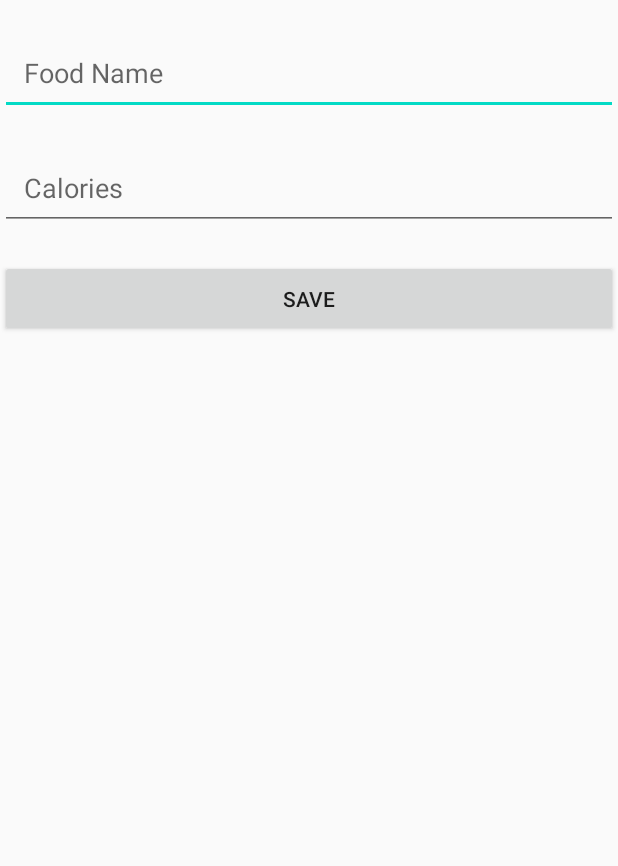
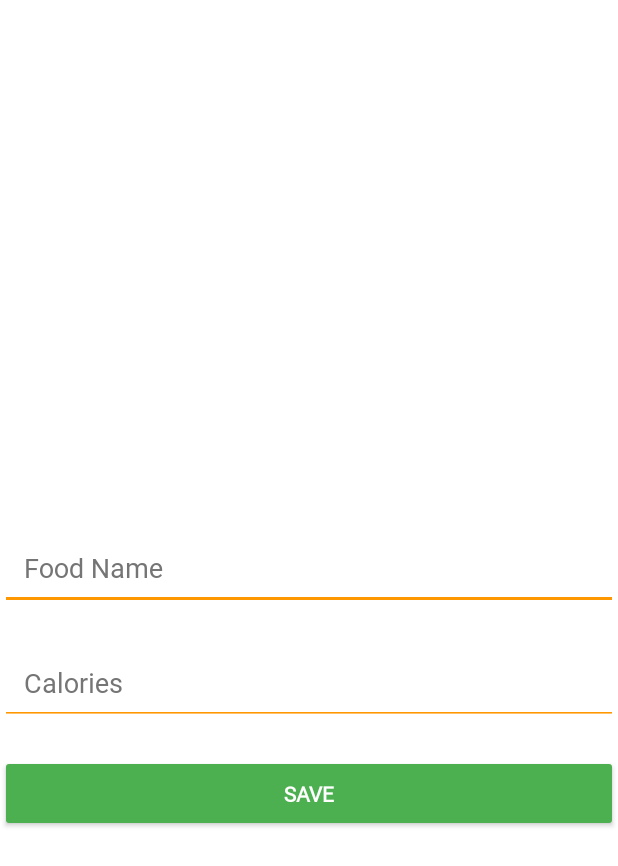
Before and after one commit to RLowry2/Calorie-Counter, an Android app: the AddEntryActivity screen opened directly, with no data from a screen before it, on a phone screen of 412 x 824 dp. Shown: the top 866 px of the screen. Run offline under Robolectric (Android 15) with nearby library versions, the phone set to English and light mode, and no system bars.

Commit message:
Added Roboto font files and updated themes for improved UI

```diff
--- a/app/src/main/res/layout/activity_add_entry.xml
+++ b/app/src/main/res/layout/activity_add_entry.xml
@@ -4,6 +4,7 @@
     xmlns:tools="http://schemas.android.com/tools"
     android:layout_width="match_parent"
     android:layout_height="match_parent"
+    android:background="#FFFFFF"
     tools:context=".AddEntryActivity">
 
     <!-- Food Name EditText -->
@@ -12,10 +13,13 @@
         android:layout_width="0dp"
         android:layout_height="wrap_content"
         android:hint="Food Name"
+        android:backgroundTint="#FF9800"
+        android:textColor="#000000"
+        android:textColorHint="#757575"
         app:layout_constraintTop_toTopOf="parent"
         app:layout_constraintStart_toStartOf="parent"
         app:layout_constraintEnd_toEndOf="parent"
-        android:layout_marginTop="20dp"
+        android:layout_marginTop="350dp"
         android:padding="16dp" />
 
     <!-- Food Calories EditText -->
@@ -24,6 +28,9 @@
         android:layout_width="0dp"
         android:layout_height="wrap_content"
         android:hint="Calories"
+        android:backgroundTint="#FF9800"
+        android:textColor="#000000"
+        android:textColorHint="#757575"
         android:inputType="number"
         app:layout_constraintTop_toBottomOf="@+id/foodNameEditText"
         app:layout_constraintStart_toStartOf="parent"
@@ -37,6 +44,8 @@
         android:layout_width="0dp"
         android:layout_height="wrap_content"
         android:text="Save"
+        android:backgroundTint="#4CAF50"
+        android:textColor="#FFFFFF"
         app:layout_constraintTop_toBottomOf="@+id/foodCaloriesEditText"
         app:layout_constraintStart_toStartOf="parent"
         app:layout_constraintEnd_toEndOf="parent"
--- a/app/src/main/res/layout/activity_main.xml
+++ b/app/src/main/res/layout/activity_main.xml
@@ -18,6 +18,7 @@
         app:layout_constraintStart_toStartOf="parent"
         app:layout_constraintTop_toTopOf="parent"
         android:paddingTop="20dp"
+        android:contentDescription="App Title: Calorie Counter"
         android:gravity="center"/>
 
     <!-- Today's Date -->
@@ -31,6 +32,7 @@
         app:layout_constraintEnd_toEndOf="parent"
         app:layout_constraintStart_toStartOf="parent"
         app:layout_constraintTop_toBottomOf="@+id/appTitle"
+        android:contentDescription="Today's Date"
         android:gravity="center"/>
 
     <!-- Total Calories for the Date -->
@@ -44,6 +46,7 @@
         app:layout_constraintEnd_toEndOf="parent"
         app:layout_constraintStart_toStartOf="parent"
         app:layout_constraintTop_toBottomOf="@+id/todaysDate"
+        android:contentDescription="Total Calories for the Date"
         android:gravity="center"
         android:layout_marginTop="8dp"/>
 
@@ -56,7 +59,8 @@
         app:layout_constraintTop_toBottomOf="@+id/totalCaloriesText"
         app:layout_constraintBottom_toBottomOf="parent"
         app:layout_constraintStart_toStartOf="parent"
-        app:layout_constraintEnd_toEndOf="parent" />
+        app:layout_constraintEnd_toEndOf="parent"
+        android:contentDescription="List of food entries" />
 
     <!-- Floating Action Button (FAB) for the menu -->
     <com.google.android.material.floatingactionbutton.FloatingActionButton
--- a/app/src/main/res/values/themes.xml
+++ b/app/src/main/res/values/themes.xml
@@ -1,7 +1,40 @@
 <resources xmlns:tools="http://schemas.android.com/tools">
+    <!-- Base Theme -->
     <style name="Theme.CalorieCounter" parent="Theme.AppCompat.Light.NoActionBar">
+        <!-- Primary Colors -->
         <item name="colorPrimary">@color/colorPrimary</item>
         <item name="colorPrimaryDark">@color/colorPrimaryDark</item>
         <item name="colorAccent">@color/colorAccent</item>
+
+        <!-- Default Text Appearance -->
+        <item name="android:textColor">@color/black</item>
+        <item name="android:windowBackground">@color/white</item>
+
+        <!-- Button Style -->
+        <item name="buttonStyle">@style/ButtonStyle.CalorieCounter</item>
+
+        <!-- EditText Style -->
+        <item name="editTextStyle">@style/EditTextStyle.CalorieCounter</item>
+
+        <!-- Typography -->
+        <item name="android:fontFamily">@font/roboto_regular</item>
+    </style>
+
+    <!-- Custom Button Style -->
+    <style name="ButtonStyle.CalorieCounter" parent="Widget.AppCompat.Button">
+        <item name="android:backgroundTint">@color/colorPrimary</item>
+        <item name="android:textColor">@color/white</item>
+        <item name="android:padding">16dp</item>
+        <item name="android:textStyle">bold</item>
+        <item name="android:fontFamily">@font/roboto_bold</item>
+    </style>
+
+    <!-- Custom EditText Style -->
+    <style name="EditTextStyle.CalorieCounter" parent="Widget.AppCompat.EditText">
+        <item name="android:backgroundTint">@color/colorAccent</item>
+        <item name="android:textColor">@color/black</item>
+        <item name="android:textColorHint">@color/red</item>
+        <item name="android:padding">12dp</item>
+        <item name="android:fontFamily">@font/roboto_regular</item>
     </style>
 </resources>
```
Also changed, not shown: app/src/main/res/font/Roboto-Bold.ttf (added), app/src/main/res/font/Roboto-Italic.ttf (added), app/src/main/res/font/Roboto-Regular.ttf (added), app/src/main/res/layout/activity_calendar.xml (line endings or trailing spaces).
